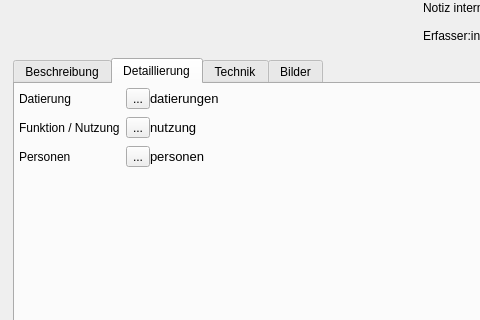
First picture: the form in LauQGIS_frontend/anlage_form.ui, repository LausitzBergbaukultur/LauGIS, before the edit; both pictures show x 0 to 480 and y 125 to 445 of the 825 by 530 pixel window.
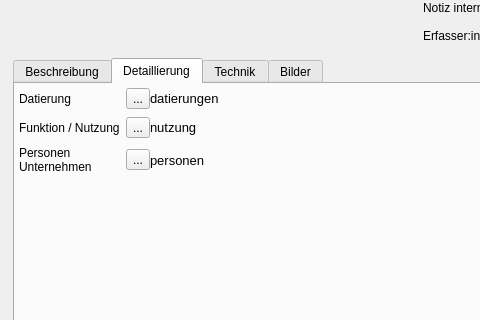
Second picture: the form after the edit. The open tabs and pages were chosen to show the change. Custom widgets are drawn as their Qt base class.

What changed in the file:
```diff
--- a/LauQGIS_frontend/anlage_form.ui
+++ b/LauQGIS_frontend/anlage_form.ui
@@ -477,8 +477,20 @@
          </item>
          <item row="2" column="0">
           <widget class="QLabel" name="lblPersonen">
+           <property name="sizePolicy">
+            <sizepolicy hsizetype="Preferred" vsizetype="Preferred">
+             <horstretch>0</horstretch>
+             <verstretch>0</verstretch>
+            </sizepolicy>
+           </property>
            <property name="text">
-            <string>Personen</string>
+            <string>&lt;html&gt;&lt;head/&gt;&lt;body&gt;&lt;p&gt;Personen &lt;br/&gt;Unternehmen&lt;/p&gt;&lt;/body&gt;&lt;/html&gt;</string>
+           </property>
+           <property name="scaledContents">
+            <bool>false</bool>
+           </property>
+           <property name="wordWrap">
+            <bool>true</bool>
            </property>
           </widget>
          </item>
```
Left out of the diff: 4 changed lines with no effect on the pictures.
